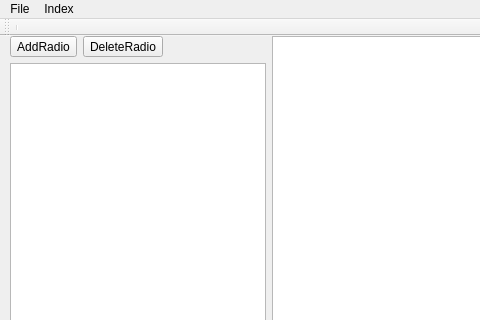
First picture: the form in dmp-client/dmp_client_gui.ui, repository Roflincopter/dmp, before the edit; both pictures show x 0 to 480 and y 0 to 320 of the 1280 by 745 pixel window.
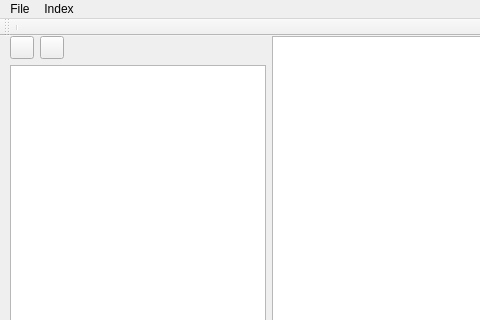
Second picture: the form after the edit. Custom widgets are drawn as their Qt base class.

Commit message: Started initial work on Radios and Playlists

Patch:
```diff
--- a/dmp-client/dmp_client_gui.ui
+++ b/dmp-client/dmp_client_gui.ui
@@ -31,16 +31,25 @@
          <item>
           <layout class="QHBoxLayout" name="horizontalLayout_5">
            <item>
-            <widget class="QToolButton" name="toolButton">
+            <widget class="QToolButton" name="addRadioButton">
+             <property name="styleSheet">
+              <string notr="true"/>
+             </property>
              <property name="text">
-              <string>AddRadio</string>
+              <string/>
+             </property>
+             <property name="iconSize">
+              <size>
+               <width>16</width>
+               <height>16</height>
+              </size>
              </property>
             </widget>
            </item>
            <item alignment="Qt::AlignLeft">
             <widget class="QToolButton" name="toolButton_3">
              <property name="text">
-              <string>DeleteRadio</string>
+              <string/>
              </property>
             </widget>
            </item>
```
Left out of the diff: 41 changed lines with no effect on the pictures. The commit also changes 31 other files.
